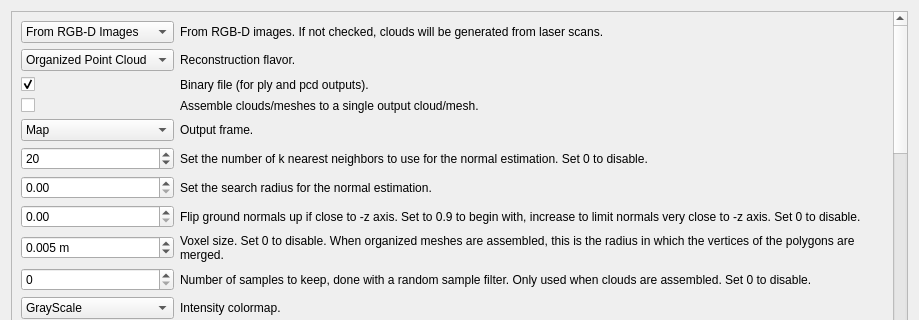
Nosille/rtabmap, file guilib/src/ui/exportCloudsDialog.ui: the form before one commit; both pictures show x 0 to 919 and y 0 to 320 of the 919 by 869 pixel window.
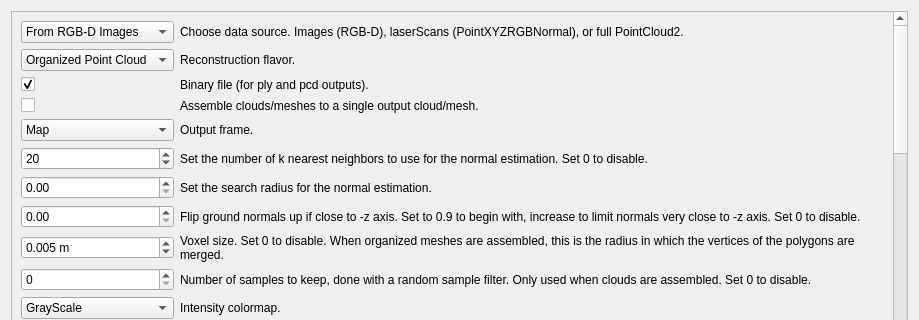
The form after the commit.

Patch:
```diff
--- a/guilib/src/ui/exportCloudsDialog.ui
+++ b/guilib/src/ui/exportCloudsDialog.ui
@@ -162,7 +162,7 @@
          <item row="0" column="1">
           <widget class="QLabel" name="label_binaryFile_11">
            <property name="text">
-            <string>From RGB-D images. If not checked, clouds will be generated from laser scans.</string>
+            <string>Choose data source. Images (RGB-D), laserScans (PointXYZRGBNormal), or full PointCloud2.</string>
            </property>
            <property name="wordWrap">
             <bool>true</bool>
```
